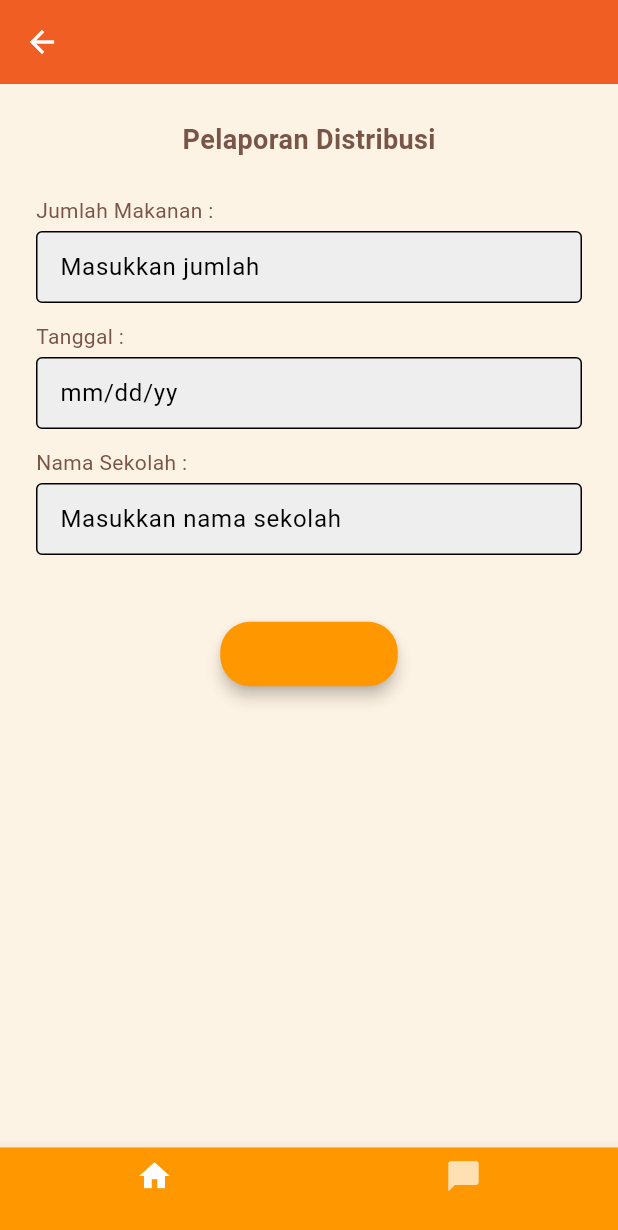
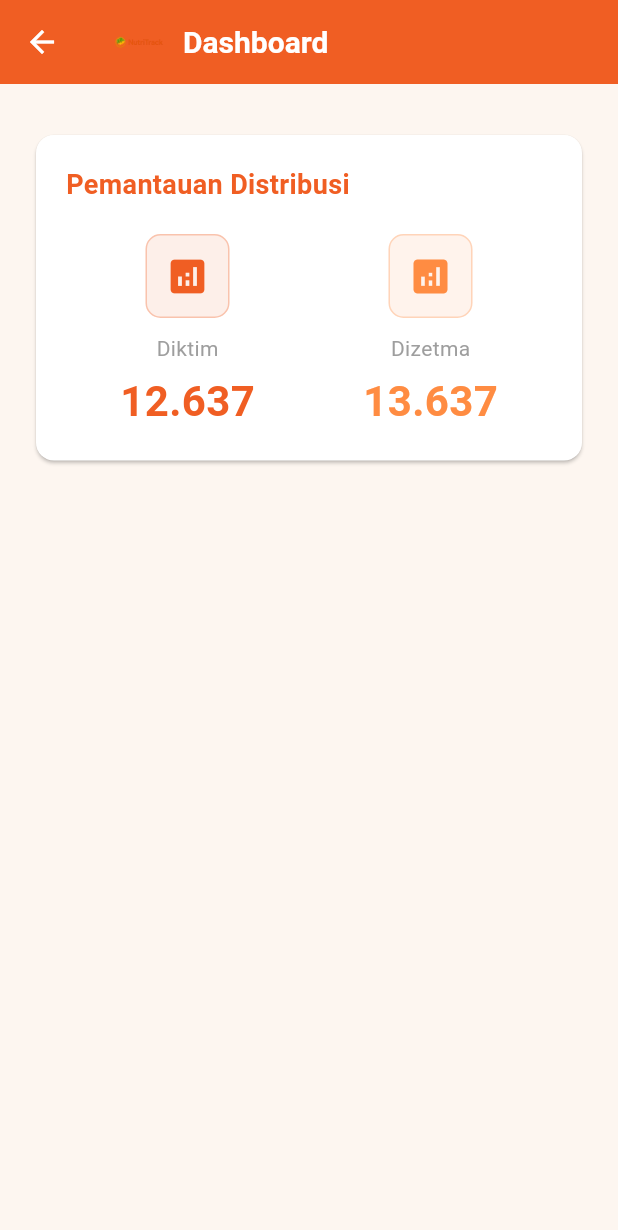
Before and after one commit to ipaddr/MPLJJ25-138-KEL-5, a Flutter app: the DistributorDashboardPage screen opened directly, on a phone screen of 412 x 824 dp. Shown: the top 1230 px of the screen. Run offline on Flutter 3.47's test engine with Material 3 defaults, Android fonts, the phone set to English and light mode, and no system bars; our stand-ins replace firebase_auth, firebase_core, firebase_database; accounts and stored records are empty.

Commit message:
distributor dashboard

```diff
--- a/nutritrack/lib/screens/distributor_dashboard.dart
+++ b/nutritrack/lib/screens/distributor_dashboard.dart
@@ -6,89 +6,85 @@ class DistributorDashboardPage extends StatelessWidget {
 @override
   Widget build(BuildContext context) {
     return Scaffold(
-      backgroundColor: const Color(0xFFFDF3E4),
-      appBar: AppBar(),
-      body: Padding(
-        padding: const EdgeInsets.all(24.0),
+      appBar: AppBar(
+        title: Row(
+          children: [
+            Image.asset('assets/logo.png', height: 40, width: 40),
+            const SizedBox(width: 10),
+            const Text('Dashboard'),
+          ],
+        ),
+      ),
+      body: SingleChildScrollView(
+        padding: const EdgeInsets.all(20),
         child: Column(
+          crossAxisAlignment: CrossAxisAlignment.start,
           children: [
-            const Text(
-              "Pelaporan Distribusi",
+            const SizedBox(height: 10),
+            Card(
+              child: Padding(
+                padding: const EdgeInsets.all(20),
+                child: Column(
+                  crossAxisAlignment: CrossAxisAlignment.start,
+                  children: [
+                    Text(
+                      'Pemantauan Distribusi',
                       style: TextStyle(
                         fontSize: 18,
                         fontWeight: FontWeight.bold,
-                color: Colors.brown,
+                        color: Theme.of(context).primaryColor,
                       ),
                     ),
-            const SizedBox(height: 24),
-            _inputField(label: "Jumlah Makanan :", hint: "Masukkan jumlah"),
-            _inputField(label: "Tanggal :", hint: "mm/dd/yy"),
-            _inputField(label: "Nama Sekolah :", hint: "Masukkan nama sekolah"),
-            const SizedBox(height: 30),
-            ElevatedButton(
-              onPressed: () {},
-              style: ElevatedButton.styleFrom(
-                backgroundColor: Colors.orange,
-                elevation: 4,
-                padding: const EdgeInsets.symmetric(
-                  horizontal: 40,
-                  vertical: 12,
+                    const SizedBox(height: 20),
+                    Row(
+                      mainAxisAlignment: MainAxisAlignment.spaceAround,
+                      children: [
+                        _buildMetricItem(
+                          'Diktim',
+                          '12.637',
+                          Theme.of(context).primaryColor,
                         ),
+                        _buildMetricItem(
+                          'Dizetma',
+                          '13.637',
+                          const Color(0xFFFF8C42),
                         ),
-              child: const Text("Kirim"),
+                      ],
                     ),
                   ],
                 ),
               ),
-      bottomNavigationBar: _bottomNavBar(0),
+            ),
+          ],
+        ),
+      ),
     );
   }
 
-  Widget _buildAppBar() {
-    return AppBar(
-      backgroundColor: const Color(0xFFFDF3E4),
-      elevation: 0,
-      title: Row(children: [Image.asset('assets/logo.png', height: 40)]),
-      actions: [
-        Padding(
-          padding: const EdgeInsets.only(right: 16.0),
-          child: Icon(Icons.person, color: Colors.orange[800]),
+  Widget _buildMetricItem(String title, String value, Color color) {
+    return Column(
+      children: [
+        Container(
+          padding: const EdgeInsets.all(12),
+          decoration: BoxDecoration(
+            color: color.withOpacity(0.1),
+            borderRadius: BorderRadius.circular(10),
+            border: Border.all(color: color.withOpacity(0.3)),
+          ),
+          child: Icon(Icons.analytics, size: 30, color: color),
+        ),
+        const SizedBox(height: 10),
+        Text(title, style: const TextStyle(fontSize: 14, color: Colors.grey)),
+        const SizedBox(height: 5),
+        Text(
+          value,
+          style: TextStyle(
+            fontSize: 28,
+            fontWeight: FontWeight.bold,
+            color: color,
+          ),
         ),
       ],
     );
   }
-
-  Widget _inputField({required String label, required String hint}) {
-    return Column(
-      crossAxisAlignment: CrossAxisAlignment.start,
-      children: [
-        Text(label, style: const TextStyle(color: Colors.brown)),
-        const SizedBox(height: 4),
-        TextField(
-          decoration: InputDecoration(
-            hintText: hint,
-            border: const OutlineInputBorder(),
-            contentPadding: const EdgeInsets.symmetric(
-              horizontal: 12,
-              vertical: 8,
-            ),
-          ),
-        ),
-        const SizedBox(height: 12),
-      ],
-    );
 }
-
-  Widget _bottomNavBar(int selectedIndex) {
-    return BottomNavigationBar(
-      currentIndex: selectedIndex,
-      backgroundColor: Colors.orange,
-      selectedItemColor: Colors.white,
-      unselectedItemColor: Colors.white70,
-      items: const [
-        BottomNavigationBarItem(icon: Icon(Icons.home), label: ''),
-        BottomNavigationBarItem(icon: Icon(Icons.chat_bubble), label: ''),
-      ],
-    );
-  }
-}
```
Lines whose indentation alone changed are shown as unchanged.
